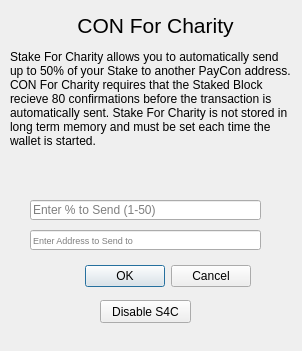
Above: src/qt/forms/charitydialog.ui from prodigal-son/DigitalGold before the change. Below: the same form after it.
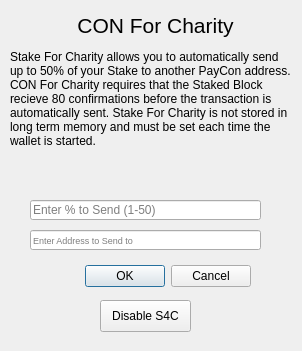
That is the form after the change.

Patch:
```diff
--- a/src/qt/forms/charitydialog.ui
+++ b/src/qt/forms/charitydialog.ui
@@ -112,7 +112,7 @@
      <x>100</x>
      <y>300</y>
      <width>91</width>
-     <height>23</height>
+     <height>32</height>
     </rect>
    </property>
    <property name="text">
```
